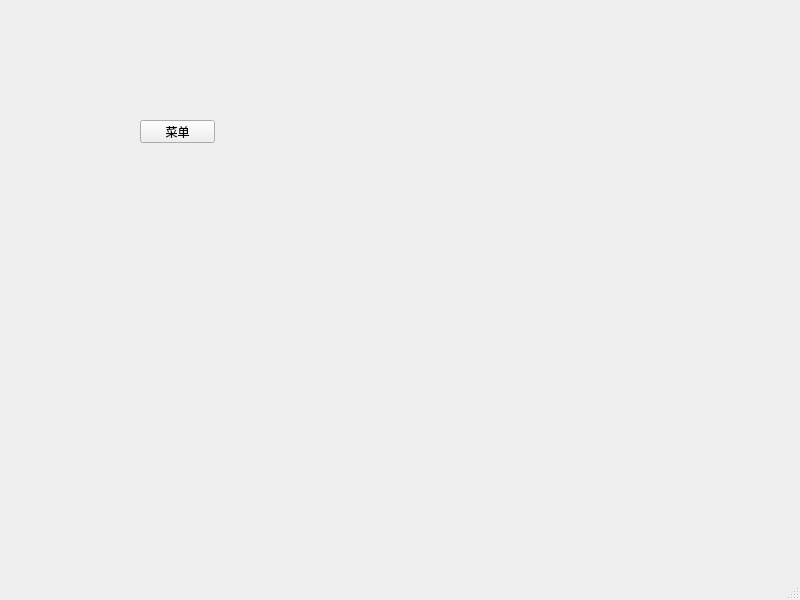
Before: the Qt Designer form mainwindow.ui in iwxyi/Qt-FacileMenu, drawn with Qt 5.
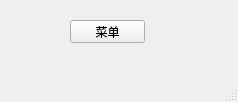
After: the same form once the commit is applied. Custom widgets are drawn as their Qt base class.

Commit message: 添加背景模糊效果

Diff of the .ui file:
```diff
--- a/mainwindow.ui
+++ b/mainwindow.ui
@@ -6,8 +6,8 @@
    <rect>
     <x>0</x>
     <y>0</y>
-    <width>800</width>
-    <height>600</height>
+    <width>238</width>
+    <height>102</height>
    </rect>
   </property>
   <property name="windowTitle">
@@ -17,8 +17,8 @@
    <widget class="InteractiveButtonBase" name="pushButton">
     <property name="geometry">
      <rect>
-      <x>140</x>
-      <y>120</y>
+      <x>70</x>
+      <y>20</y>
       <width>75</width>
       <height>23</height>
      </rect>
```
Left out of the diff: 2 changed lines with no effect on the pictures. The commit also changes 2 other files.
